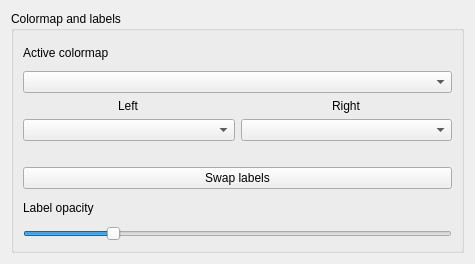
Above: arthropod_describer/label_editor/ui/colormap_widget.ui from mrazr/maphis before the change. Below: the same form after it.
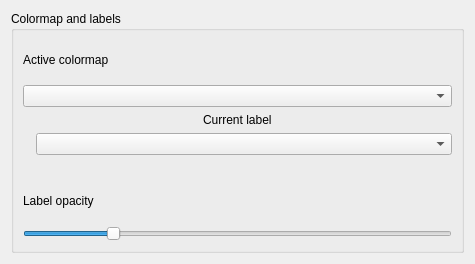
That is the form after the change.

Commit message: changed the label indicator from left/right to single one

```diff
--- a/arthropod_describer/label_editor/ui/colormap_widget.ui
+++ b/arthropod_describer/label_editor/ui/colormap_widget.ui
@@ -37,7 +37,23 @@
           <item alignment="Qt::AlignHCenter|Qt::AlignTop">
            <widget class="QLabel" name="label">
             <property name="text">
-             <string>Left</string>
+             <string>Current label</string>
+            </property>
+           </widget>
+          </item>
+          <item>
+           <layout class="QHBoxLayout" name="horizontalLayout">
+            <property name="topMargin">
+             <number>0</number>
+            </property>
+            <item>
+             <widget class="QLabel" name="labelIndicator">
+              <property name="styleSheet">
+               <string notr="true">border-color: rgb(0, 0, 0);
+border-size: 1px;</string>
+              </property>
+              <property name="text">
+               <string/>
             </property>
            </widget>
           </item>
@@ -57,6 +73,8 @@
             </property>
            </widget>
           </item>
+           </layout>
+          </item>
           <item alignment="Qt::AlignHCenter|Qt::AlignTop">
            <widget class="QLabel" name="lblLeftLabelName">
             <property name="text">
@@ -66,45 +84,7 @@
           </item>
          </layout>
         </item>
-        <item>
-         <layout class="QVBoxLayout" name="rightLabel">
-          <item alignment="Qt::AlignHCenter|Qt::AlignTop">
-           <widget class="QLabel" name="label_2">
-            <property name="text">
-             <string>Right</string>
-            </property>
-           </widget>
-          </item>
-          <item>
-           <widget class="QComboBox" name="rightComboBox">
-            <property name="sizePolicy">
-             <sizepolicy hsizetype="MinimumExpanding" vsizetype="Fixed">
-              <horstretch>0</horstretch>
-              <verstretch>0</verstretch>
-             </sizepolicy>
-            </property>
-            <property name="sizeAdjustPolicy">
-             <enum>QComboBox::AdjustToContents</enum>
-            </property>
-           </widget>
-          </item>
-          <item alignment="Qt::AlignHCenter|Qt::AlignTop">
-           <widget class="QLabel" name="lblRightLabelName">
-            <property name="text">
-             <string/>
-            </property>
-           </widget>
-          </item>
-         </layout>
-        </item>
-       </layout>
-      </item>
-      <item>
-       <widget class="QPushButton" name="btnSwapLabels">
-        <property name="text">
-         <string>Swap labels</string>
-        </property>
-       </widget>
+       </layout>
       </item>
       <item>
        <widget class="QLabel" name="label_4">
```
Left out of the diff: 2 changed lines with no effect on the pictures. Lines whose indentation alone changed are shown as unchanged. The commit also changes 2 other files.
